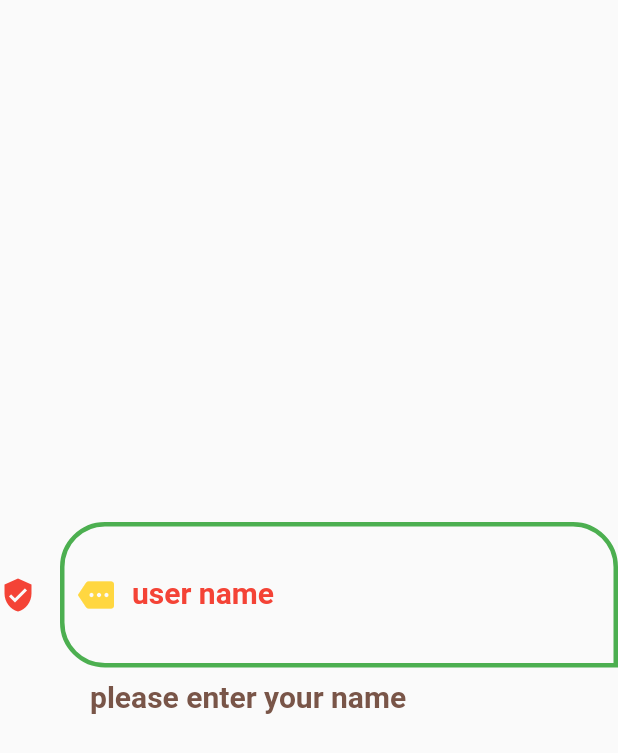
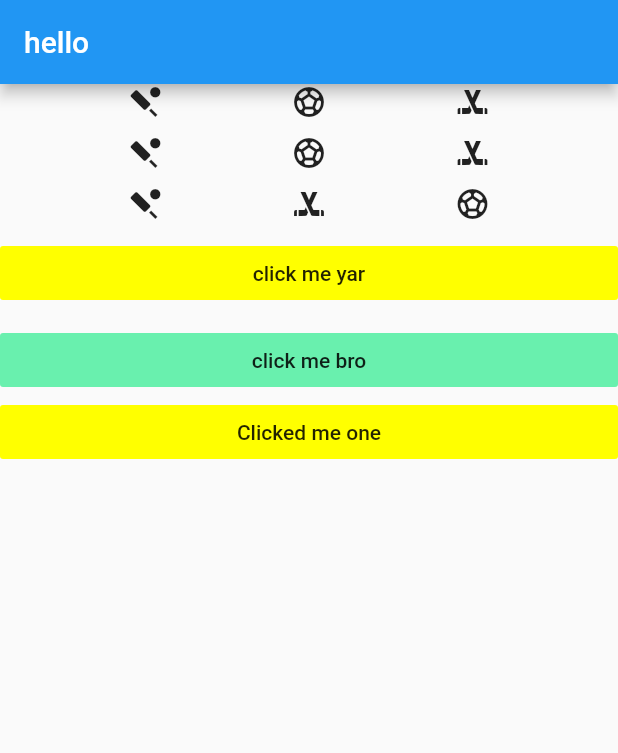
Before and after one commit to rakshithjodukallu/app_tutorial, a Flutter app: the screen it shows after launch, on a phone screen of 412 x 824 dp. Shown: the top 753 px of the screen. Run offline on Flutter 3.47's test engine with Material 2 defaults, Android fonts, the phone set to English and light mode, and no system bars.

Commit message:
widget refactor using variable and function

```diff
--- a/lib/main.dart
+++ b/lib/main.dart
@@ -1,10 +1,20 @@
 import 'package:flutter/material.dart';
+import 'package:mallu_appfirst/widgetRefactor.dart';
 import 'pages/app.dart';
 import 'pages/TextWidget.dart';
 import 'pages/textfieldwidget.dart';
 
 void main() {
   runApp(
-    TextFieldWidget(),
+    App(),
   );
 }
+
+class App extends StatelessWidget {
+  @override
+  Widget build(BuildContext context) {
+    return MaterialApp(
+      home: WidgetRefactor1(),
+    );
+  }
+}
--- a/lib/pages/textfieldwidget.dart
+++ b/lib/pages/textfieldwidget.dart
@@ -37,7 +37,7 @@ class TextFieldWidget extends StatelessWidget {
                       bottomLeft: Radius.circular(30)),
                 ),
                 focusedBorder: OutlineInputBorder(
-                  borderSide: BorderSide(color: Colors.blue, width: 3),
+                  borderSide: BorderSide(color: Colors.pink, width: 3),
                   // borderRadius: BorderRadius.circular(20),
                   borderRadius: BorderRadius.only(
                       topLeft: Radius.circular(30),
--- /dev/null
+++ b/lib/widgetRefactor.dart
@@ -0,0 +1,84 @@
+import 'package:flutter/material.dart';
+
+class WidgetRefactor1 extends StatelessWidget {
+  Widget sportsbutton({
+    String buttonText,
+    Color buttonColor,
+    void Function() buttonAction,
+  }) {
+    return FlatButton(
+      onPressed: buttonAction,
+      child: Text(buttonText),
+      color: buttonColor,
+    );
+  }
+
+  @override
+  Widget build(BuildContext context) {
+    Widget cricket = Icon(Icons.sports_cricket);
+    Widget soccer = Icon(Icons.sports_soccer);
+    Widget hockey = Icon(Icons.sports_hockey);
+
+    Widget sizeh = SizedBox(height: 10);
+
+    Widget sportsrow = Row(
+        mainAxisAlignment: MainAxisAlignment.spaceEvenly,
+        children: [cricket, hockey, soccer]);
+
+    return Scaffold(
+      appBar: AppBar(
+        backgroundColor: Colors.blue,
+        title: Text("hello"),
+      ),
+      body: ListView(
+        children: <Widget>[
+          //using variable refactor the widget
+          Row(
+            mainAxisAlignment: MainAxisAlignment.spaceEvenly,
+            children: <Widget>[
+              cricket,
+              soccer,
+              hockey,
+            ],
+          ),
+          SizedBox(height: 10),
+          Row(
+            mainAxisAlignment: MainAxisAlignment.spaceEvenly,
+            children: <Widget>[
+              cricket,
+              soccer,
+              hockey,
+            ],
+          ),
+          sizeh, //sized box widget factor
+          sportsrow, //row refator method
+
+          sizeh,
+          sportsbutton(
+            buttonColor: Colors.yellowAccent,
+            buttonText: "click me yar",
+            buttonAction: () {
+              print("click me pressed");
+            },
+          ),
+
+          sizeh,
+          sportsbutton(
+            buttonColor: Colors.greenAccent,
+            buttonText: "click me bro",
+            buttonAction: () {
+              print("click me one pressed");
+            },
+          ),
+          FlatButton(
+            onPressed: () {
+              print("On pressed one clicked!");
+            },
+            child: Text("Clicked me one"),
+            color: Colors.yellowAccent,
+          ),
+        ],
+      ),
+    );
+  }
+}
```
